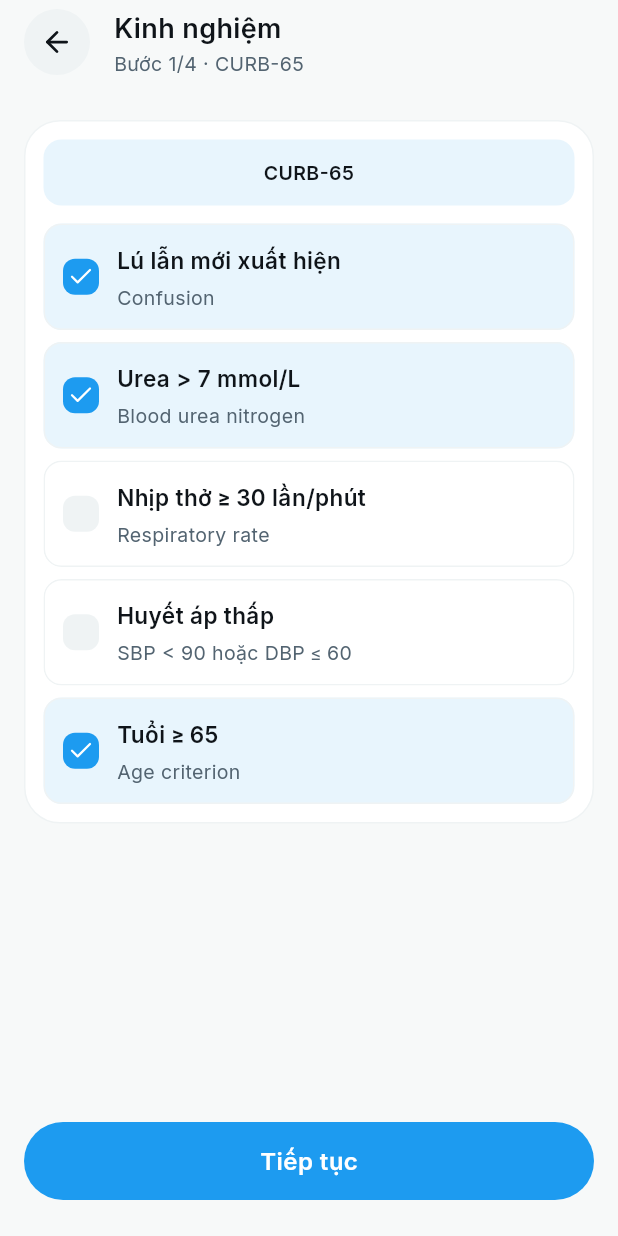
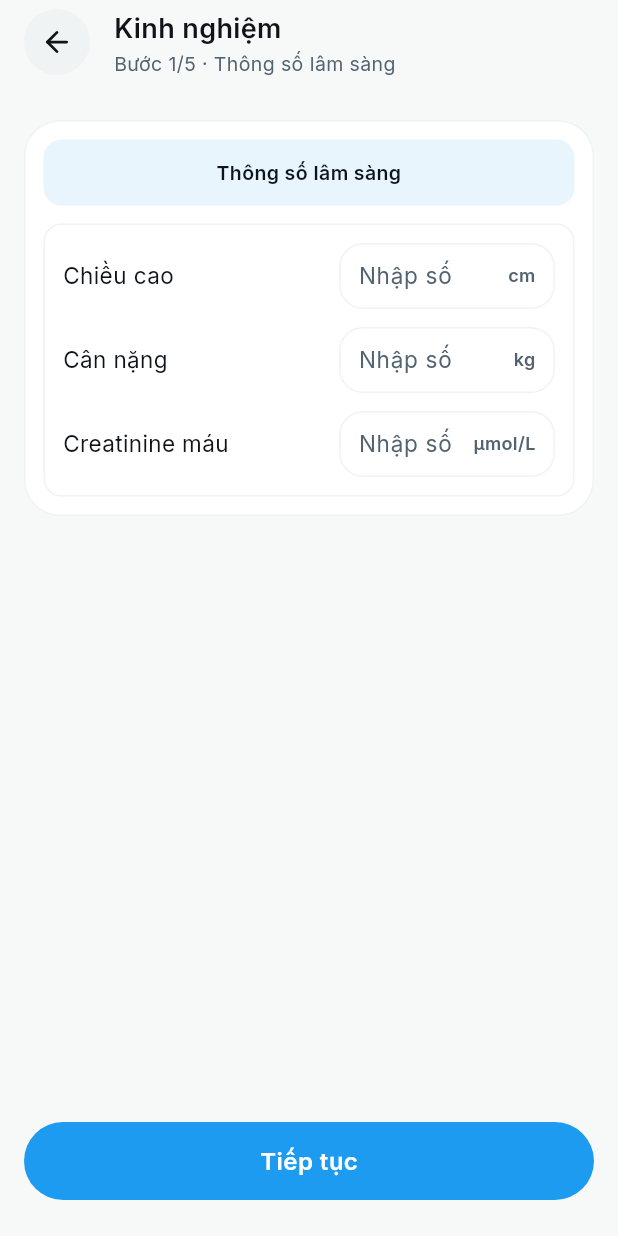
Before and after one commit to RespiraAMS/Respira-Mobile, a Flutter app: the AddProgressScreen screen opened by its route, after a tap on "Lưu diễn biến", on a phone screen of 412 x 824 dp. Run offline on Flutter 3.47's test engine with Material 3 defaults, Android fonts, the phone set to English and light mode, and no system bars; our stand-ins replace flutter_riverpod, freezed_annotation, go_router, google_fonts, lucide_icons, riverpod_annotation; generated files the repository leaves out were written again.

Commit message:
feat(diagnosis): vitals step + measurement-driven CURB-65 scoring
- New Bước 1/5 vitals screen (height/weight/serum creatinine, µmol/L)
- CURB-65 inputs replace checkboxes: urea, resp rate, SBP/DBP, age
- Score derived live via DiagnosisCriteriaX; result screen reflects inputs
- AppUnitField DS component; wizard renumbered to 5 steps

```diff
--- /dev/null
+++ b/lib/design_system/components/input/app_unit_field.dart
@@ -0,0 +1,153 @@
+import 'package:flutter/material.dart';
+import 'package:flutter/services.dart';
+
+import '../../theme/theme_extensions.dart';
+import '../../tokens/radius.dart';
+import '../../tokens/sizes.dart';
+import '../../tokens/spacing.dart';
+import '../../tokens/typography.dart';
+
+/// Labeled numeric input with a trailing unit suffix (§09.2): 44px, radius
+/// 16, clear focus indicator, numeric keyboard. Used by the clinical
+/// wizard for vitals and scoring parameters.
+///
+/// The unit is *always visible* (rendered as a sibling, not an InputDecoration
+/// suffix — Flutter hides suffixes until the field is focused/filled).
+/// Pass an empty [unit] when the quantity is unitless (e.g. PaO₂/FiO₂ ratio).
+class AppUnitField extends StatefulWidget {
+  const AppUnitField({
+    super.key,
+    required this.label,
+    required this.onChanged,
+    this.unit = '',
+    this.initialValue = '',
+    this.hintText = 'Nhập số',
+    this.description,
+    this.enabled = true,
+    this.semanticLabel,
+  });
+
+  final String label;
+
+  /// Optional supporting line under the label (e.g. "≤ 250 · Tiêu chí hỗ trợ.").
+  final String? description;
+  final String unit;
+
+  /// Initial text; the field owns its editing state afterwards (parent
+  /// mirrors it through [onChanged]) — avoids cursor jumps on rebuilds.
+  final String initialValue;
+  final ValueChanged<String> onChanged;
+  final String hintText;
+  final bool enabled;
+
+  final String? semanticLabel;
+
+  @override
+  State<AppUnitField> createState() => _AppUnitFieldState();
+}
+
+class _AppUnitFieldState extends State<AppUnitField> {
+  late final TextEditingController _controller =
+      TextEditingController(text: widget.initialValue);
+
+  @override
+  void didUpdateWidget(covariant AppUnitField oldWidget) {
+    super.didUpdateWidget(oldWidget);
+    if (widget.initialValue != _controller.text) {
+      // External reset (e.g. controller cleared); defer to avoid notifying
+      // listeners mid-layout.
+      WidgetsBinding.instance.addPostFrameCallback((_) {
+        if (mounted && _controller.text != widget.initialValue) {
+          _controller.text = widget.initialValue;
+        }
+      });
+    }
+  }
+
+  @override
+  void dispose() {
+    _controller.dispose();
+    super.dispose();
+  }
+
+  @override
+  Widget build(BuildContext context) {
+    final c = context.respiraColors;
+
+    return Row(
+      children: [
+        Expanded(
+          child: Column(
+            crossAxisAlignment: CrossAxisAlignment.start,
+            mainAxisSize: MainAxisSize.min,
+            children: [
+              Text(
+                widget.label,
+                maxLines: 1,
+                overflow: TextOverflow.ellipsis,
+                style: TypographyTokens.body(context)
+                    .copyWith(color: c.textPrimary),
+              ),
+              if (widget.description != null) ...[
+                const SizedBox(height: Spacing.xxxs),
+                Text(
+                  widget.description!,
+                  maxLines: 1,
+                  overflow: TextOverflow.ellipsis,
+                  style: TypographyTokens.caption(context)
+                      .copyWith(color: c.textSecondary),
+                ),
+              ],
+            ],
+          ),
+        ),
+        const SizedBox(width: Spacing.control),
+        Container(
+          height: ControlSize.touchTargetMin,
+          width: 144,
+          padding: const EdgeInsets.symmetric(horizontal: Spacing.control),
+          decoration: BoxDecoration(
+            color: c.surface,
+            borderRadius: AppRadius.md,
+            border: Border.all(color: c.borderSubtle),
+          ),
+          // Centers the single-line field vertically inside the 44px box.
+          alignment: Alignment.center,
+          child: Row(
+            children: [
+              Expanded(
+                child: TextField(
+                  controller: _controller,
+                  onChanged: widget.onChanged,
+                  enabled: widget.enabled,
+                  keyboardType: const TextInputType.numberWithOptions(
+                      decimal: true),
+                  inputFormatters: [
+                    FilteringTextInputFormatter.allow(RegExp(r'[0-9.]')),
+                  ],
+                  style: TextStyle(fontSize: 15, color: c.textPrimary),
+                  cursorColor: c.primary,
+                  decoration: InputDecoration(
+                    isCollapsed: true,
+                    border: InputBorder.none,
+                    hintText: widget.hintText,
+                    hintStyle:
+                        TextStyle(fontSize: 15, color: c.textSecondary),
+                  ),
+                ),
+              ),
+              if (widget.unit.isNotEmpty) ...[
+                const SizedBox(width: Spacing.xxs),
+                Text(
+                  widget.unit,
+                  style: TypographyTokens.label(context)
+                      .copyWith(color: c.textSecondary),
+                ),
+              ],
+            ],
+          ),
+        ),
+      ],
+    );
+  }
+}
--- a/lib/design_system/design_system.dart
+++ b/lib/design_system/design_system.dart
@@ -25,6 +25,7 @@ export 'components/card/app_card.dart';
 export 'components/dialog/app_dialog.dart';
 export 'components/feedback/app_toast.dart';
 export 'components/input/app_text_field.dart';
+export 'components/input/app_unit_field.dart';
 export 'components/navigation/app_app_bar.dart';
 export 'components/navigation/app_bottom_navigation.dart';
 export 'components/tabs/app_segmented_tabs.dart';
--- a/lib/features/diagnosis/providers/diagnosis_result_provider.dart
+++ b/lib/features/diagnosis/providers/diagnosis_result_provider.dart
@@ -1,6 +1,7 @@
 import 'package:riverpod_annotation/riverpod_annotation.dart';
 
 import '../models/diagnosis_result.dart';
+import '../models/diagnosis_state.dart';
 import 'diagnosis_controller.dart';
 
 part 'diagnosis_result_provider.g.dart';
@@ -12,9 +13,9 @@ part 'diagnosis_result_provider.g.dart';
 /// Figma templates.
 @Riverpod(keepAlive: true)
 DiagnosisResult currentDiagnosisResult(CurrentDiagnosisResultRef ref) {
-  // Reactive on the wizard selections; severity/care derived from the score.
+  // Reactive on the wizard inputs; CURB-65 is derived from measurements.
   final criteria = ref.watch(diagnosisCriteriaControllerProvider);
-  final score = criteria.selectedCurb65Criteria.length;
+  final score = criteria.curb65Score;
   final isHigh = score >= 3;
 
   return DiagnosisResult(
--- a/lib/features/diagnosis/routes.dart
+++ b/lib/features/diagnosis/routes.dart
@@ -1,12 +1,14 @@
 import 'package:go_router/go_router.dart';
 
 import 'screens/curb_65_screen.dart';
+import 'screens/diagnosis_result_screen.dart';
 import 'screens/icu_criteria_screen.dart';
+import 'screens/other_criteria_screen.dart';
 import 'screens/resistance_risk_screen.dart';
-import 'screens/other_criteria_screen.dart';
-import 'screens/diagnosis_result_screen.dart';
+import 'screens/vitals_screen.dart';
 
 class DiagnosisRoutes {
+  static const vitals = '/vitals';
   static const curb65 = '/curb-65';
   static const icuCriteria = '/icu-criteria';
   static const resistanceRisk = '/resistance-risk';
@@ -15,6 +17,10 @@ class DiagnosisRoutes {
 }
 
 final List<RouteBase> diagnosisRoutes = [
+  GoRoute(
+    path: DiagnosisRoutes.vitals,
+    builder: (c, s) => const VitalsScreen(),
+  ),
   GoRoute(
     path: DiagnosisRoutes.curb65,
     builder: (c, s) => const Curb65Screen(),
--- a/lib/features/diagnosis/screens/other_criteria_screen.dart
+++ b/lib/features/diagnosis/screens/other_criteria_screen.dart
@@ -35,7 +35,7 @@ class OtherCriteriaScreen extends ConsumerWidget {
                     children: [
                       AppAppBar(
                         title: 'Kinh nghiệm',
-                        subtitle: 'Bước 4/4 · Tiêu chí khác',
+                        subtitle: 'Bước 5/5 · Tiêu chí khác',
                         onBack: () =>
                             context.goBackOr(DiagnosisRoutes.resistanceRisk),
                       ),
--- a/lib/features/diagnosis/screens/resistance_risk_screen.dart
+++ b/lib/features/diagnosis/screens/resistance_risk_screen.dart
@@ -36,7 +36,7 @@ class ResistanceRiskScreen extends ConsumerWidget {
                     children: [
                       AppAppBar(
                         title: 'Kinh nghiệm',
-                        subtitle: 'Bước 3/4 · Nguy cơ kháng thuốc',
+                        subtitle: 'Bước 4/5 · Nguy cơ kháng thuốc',
                         onBack: () =>
                             context.goBackOr(DiagnosisRoutes.icuCriteria),
                       ),
--- /dev/null
+++ b/lib/features/diagnosis/screens/vitals_screen.dart
@@ -0,0 +1,103 @@
+import 'package:flutter/material.dart';
+import 'package:flutter_riverpod/flutter_riverpod.dart';
+import 'package:go_router/go_router.dart';
+
+import '../../../../core/utils/context_extensions.dart';
+import '../../../../design_system/design_system.dart';
+import '../providers/diagnosis_controller.dart';
+import '../routes.dart';
+import '../widgets/criteria_banner_widget.dart';
+
+/// Route `/vitals` — diagnosis wizard, step 1/5: baseline clinical
+/// parameters (height, weight, serum creatinine).
+class VitalsScreen extends ConsumerWidget {
+  const VitalsScreen({super.key});
+
+  @override
+  Widget build(BuildContext context, WidgetRef ref) {
+    final state = ref.watch(diagnosisCriteriaControllerProvider);
+    final controller = ref.read(diagnosisCriteriaControllerProvider.notifier);
+
+    return Scaffold(
+      body: SafeArea(
+        child: Padding(
+          padding: const EdgeInsets.symmetric(horizontal: Spacing.group),
+          child: LayoutBuilder(
+            builder: (context, constraints) => SingleChildScrollView(
+              child: ConstrainedBox(
+                constraints: BoxConstraints(minHeight: constraints.maxHeight),
+                child: IntrinsicHeight(
+                  child: Column(
+                    crossAxisAlignment: CrossAxisAlignment.stretch,
+                    children: [
+                      AppAppBar(
+                        title: 'Kinh nghiệm',
+                        subtitle: 'Bước 1/5 · Thông số lâm sàng',
+                        onBack: () => context.goBackOr('/patient/progress'),
+                      ),
+                      const SizedBox(height: Spacing.section),
+                      AppCard(
+                        padding: const EdgeInsets.all(Spacing.control),
+                        child: Column(
+                          children: [
+                            const CriteriaBannerWidget('Thông số lâm sàng'),
+                            const SizedBox(height: Spacing.control),
+                            Container(
+                              padding: const EdgeInsets.all(Spacing.control),
+                              decoration: BoxDecoration(
+                                borderRadius: AppRadius.sm,
+                                border:
+                                    Border.all(color: context.respiraColors.borderSubtle),
+                              ),
+                              child: Column(
+                                children: [
+                                  AppUnitField(
+                                    label: 'Chiều cao',
+                                    unit: 'cm',
+                                    initialValue: state.heightCm,
+                                    onChanged: controller.setHeightCm,
+                                  ),
+                                  const SizedBox(height: Spacing.control),
+                                  AppUnitField(
+                                    label: 'Cân nặng',
+                                    unit: 'kg',
+                                    initialValue: state.weightKg,
+                                    onChanged: controller.setWeightKg,
+                                  ),
+                                  const SizedBox(height: Spacing.control),
+                                  AppUnitField(
+                                    label: 'Creatinine máu',
+                                    unit: 'µmol/L',
+                                    initialValue: state.serumCreatinine,
+                                    onChanged: controller.setSerumCreatinine,
+                                  ),
+                                ],
+                              ),
+                            ),
+                          ],
+                        ),
+                      ),
+                      const Spacer(),
+                      Padding(
+                        padding: const EdgeInsets.only(
+                          top: Spacing.block,
+                          bottom: Spacing.lg,
+                        ),
+                        child: AppButton(
+                          label: 'Tiếp tục',
+                          expand: true,
+                          onPressed: () =>
+                              context.push(DiagnosisRoutes.curb65),
+                        ),
+                      ),
+                    ],
+                  ),
+                ),
+              ),
+            ),
+          ),
+        ),
+      ),
+    );
+  }
+}
--- a/lib/features/patient/screens/add_progress_screen.dart
+++ b/lib/features/patient/screens/add_progress_screen.dart
@@ -95,7 +95,7 @@ class AddProgressScreen extends ConsumerWidget {
                         child: AppButton(
                           label: 'Lưu diễn biến',
                           expand: true,
-                          onPressed: () => context.push(DiagnosisRoutes.curb65),
+                          onPressed: () => context.push(DiagnosisRoutes.vitals),
                         ),
                       ),
                     ],
```
Also changed, not shown: lib/features/diagnosis/models/diagnosis_state.dart (+75 -30 lines), lib/features/diagnosis/providers/diagnosis_controller.dart (+26 -10 lines), lib/features/diagnosis/screens/curb_65_screen.dart (+99 -20 lines), lib/features/diagnosis/screens/icu_criteria_screen.dart (+31 -17 lines), lib/features/diagnosis/models/diagnosis_state.freezed.dart, lib/features/diagnosis/models/diagnosis_state.g.dart, lib/features/diagnosis/providers/diagnosis_controller.g.dart, lib/features/diagnosis/providers/diagnosis_result_provider.g.dart, 1 other file.
